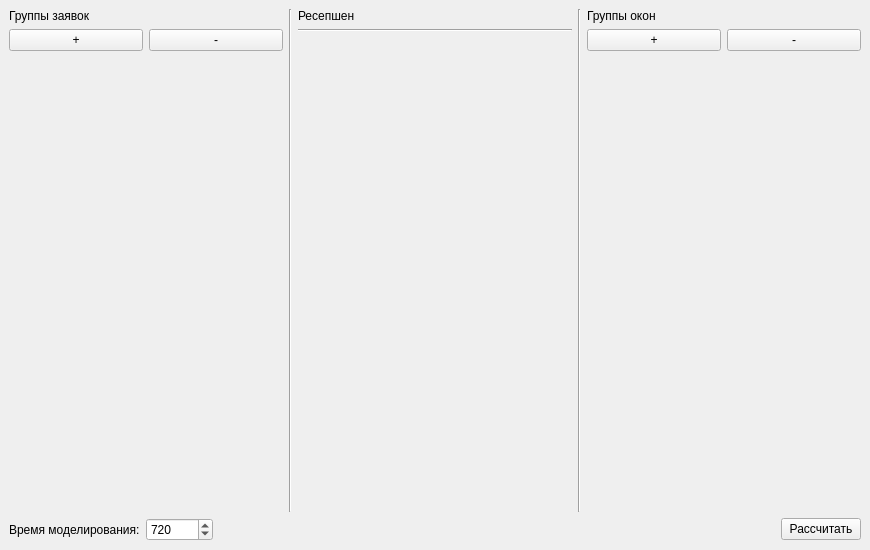
The window that src/mainwindow.ui (LoaDeadd81/BMSTU-VKR) describes before a commit, drawn with Qt 5.
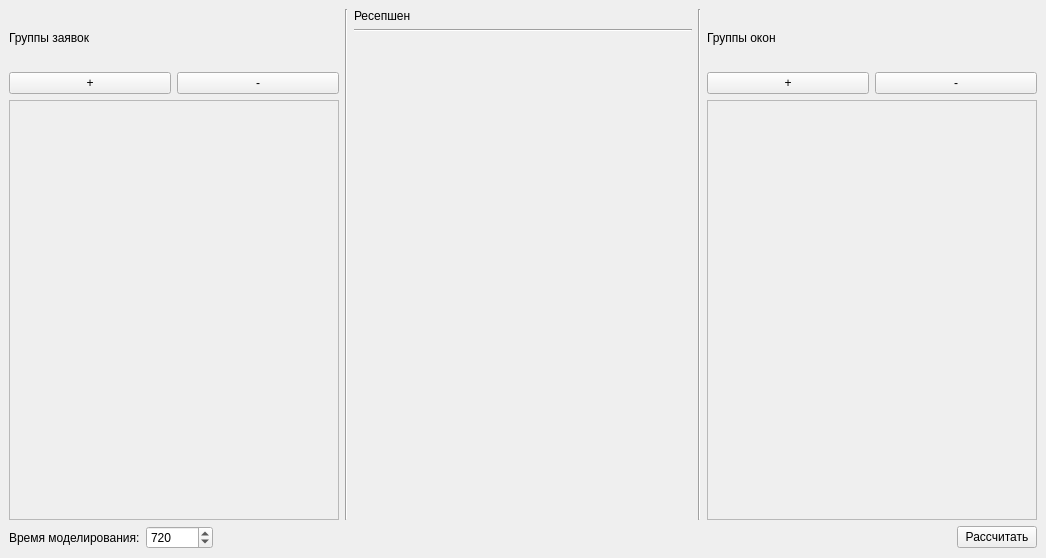
The same window after the commit.

```diff
--- a/src/mainwindow.ui
+++ b/src/mainwindow.ui
@@ -6,8 +6,8 @@
    <rect>
     <x>0</x>
     <y>0</y>
-    <width>870</width>
-    <height>550</height>
+    <width>1046</width>
+    <height>558</height>
    </rect>
   </property>
   <property name="sizePolicy">
@@ -20,7 +20,7 @@
    <string>ВКР</string>
   </property>
   <widget class="QWidget" name="centralwidget">
-   <layout class="QVBoxLayout" name="verticalLayout_5">
+   <layout class="QVBoxLayout" name="verticalLayout_6">
     <item>
      <layout class="QHBoxLayout" name="horizontalLayout_3">
       <item>
@@ -51,20 +51,42 @@
          </layout>
         </item>
         <item>
-         <layout class="QVBoxLayout" name="groupsVL"/>
-        </item>
-        <item>
-         <spacer name="verticalSpacer">
-          <property name="orientation">
-           <enum>Qt::Vertical</enum>
+         <widget class="QScrollArea" name="groupsSA">
+          <property name="sizePolicy">
+           <sizepolicy hsizetype="Fixed" vsizetype="Fixed">
+            <horstretch>0</horstretch>
+            <verstretch>0</verstretch>
+           </sizepolicy>
           </property>
-          <property name="sizeHint" stdset="0">
+          <property name="minimumSize">
            <size>
-            <width>20</width>
-            <height>40</height>
+            <width>330</width>
+            <height>420</height>
            </size>
           </property>
-         </spacer>
+          <property name="widgetResizable">
+           <bool>true</bool>
+          </property>
+          <widget class="QWidget" name="scrollAreaWidgetContents">
+           <property name="geometry">
+            <rect>
+             <x>0</x>
+             <y>0</y>
+             <width>328</width>
+             <height>418</height>
+            </rect>
+           </property>
+           <layout class="QVBoxLayout" name="verticalLayout">
+            <item>
+             <layout class="QVBoxLayout" name="groupsVL">
+              <property name="sizeConstraint">
+               <enum>QLayout::SetMinimumSize</enum>
+              </property>
+             </layout>
+            </item>
+           </layout>
+          </widget>
+         </widget>
         </item>
        </layout>
       </item>
@@ -144,20 +166,42 @@
          </layout>
         </item>
         <item>
-         <layout class="QVBoxLayout" name="windowsVL"/>
-        </item>
-        <item>
-         <spacer name="verticalSpacer_3">
-          <property name="orientation">
-           <enum>Qt::Vertical</enum>
+         <widget class="QScrollArea" name="scrollArea">
+          <property name="sizePolicy">
+           <sizepolicy hsizetype="Fixed" vsizetype="Fixed">
+            <horstretch>0</horstretch>
+            <verstretch>0</verstretch>
+           </sizepolicy>
           </property>
-          <property name="sizeHint" stdset="0">
+          <property name="minimumSize">
            <size>
-            <width>20</width>
-            <height>40</height>
+            <width>330</width>
+            <height>420</height>
            </size>
           </property>
-         </spacer>
+          <property name="widgetResizable">
+           <bool>true</bool>
+          </property>
+          <widget class="QWidget" name="scrollAreaWidgetContents_2">
+           <property name="geometry">
+            <rect>
+             <x>0</x>
+             <y>0</y>
+             <width>328</width>
+             <height>418</height>
+            </rect>
+           </property>
+           <layout class="QVBoxLayout" name="verticalLayout_5">
+            <item>
+             <layout class="QVBoxLayout" name="windowsVL">
+              <property name="sizeConstraint">
+               <enum>QLayout::SetMinimumSize</enum>
+              </property>
+             </layout>
+            </item>
+           </layout>
+          </widget>
+         </widget>
         </item>
        </layout>
       </item>
```
Left out of the diff: 2 changed lines with no effect on the pictures.
